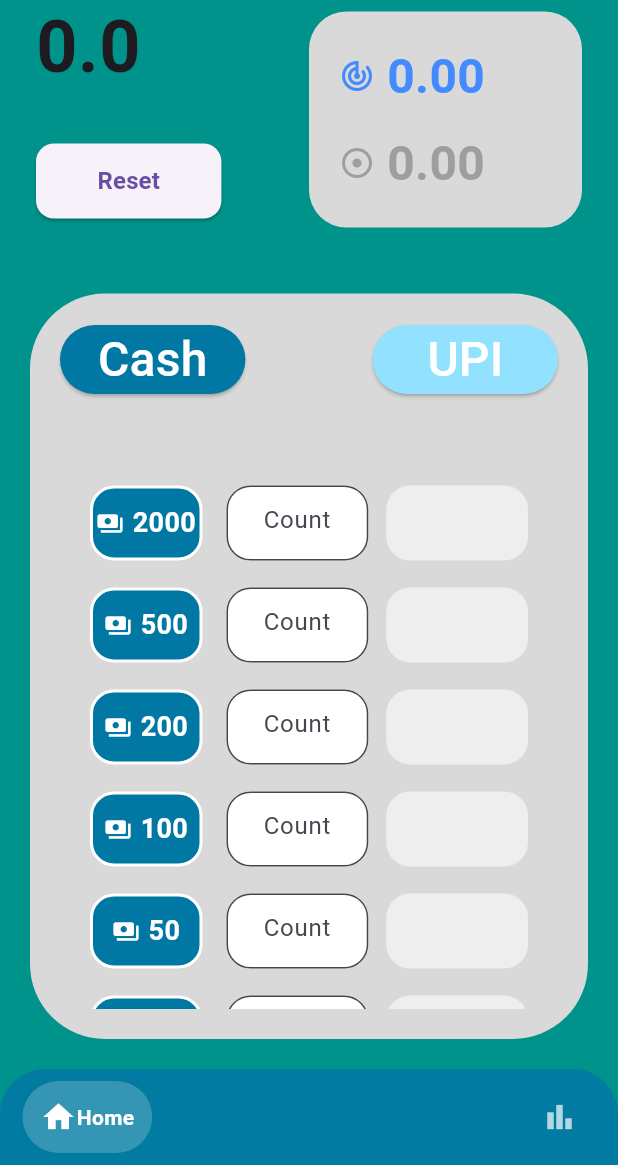
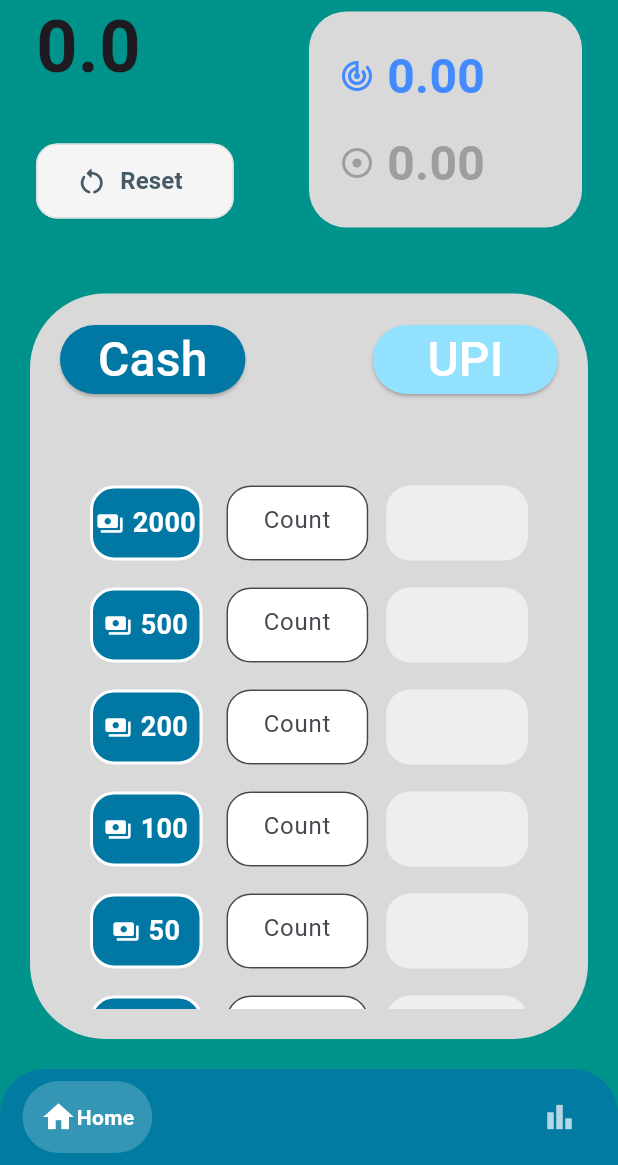
Before and after one commit to the-madhankumar/Cash-Tally, a Flutter app: the screen it shows after launch, on a phone screen of 412 x 824 dp, the part 71-1236 px from its top. Run offline on Flutter 3.47's test engine with Material 3 defaults, Android fonts, the phone set to English and light mode, and no system bars; drawn by our look-alikes of google_nav_bar; our stand-ins replace fl_chart, google_fonts; Roboto replaces fonts that are missing (Judson).

Commit message:
feat: update reset v2.1

```diff
--- a/lib/Components/denomation.dart
+++ b/lib/Components/denomation.dart
@@ -27,6 +27,16 @@ class _DenominationWidgetState extends State<DenominationWidget> {
     "1_coin",
   ];
 
+  final Map<String, TextEditingController> _controllers = {};
+
+  @override
+  void dispose() {
+    for (var controller in _controllers.values) {
+      controller.dispose();
+    }
+    super.dispose();
+  }
+
   @override
   Widget build(BuildContext context) {
     return Container(
@@ -41,9 +51,19 @@ class _DenominationWidgetState extends State<DenominationWidget> {
           final key = notes[index];
           final denom = context.watch<GrandTotalProvider>().subTotals[key]!;
 
+          final textValue = denom.count == 0 ? "" : denom.count.toString();
+          final controller = _controllers.putIfAbsent(
+            key,
+            () => TextEditingController(),
+          );
+
+          if (controller.text != textValue) {
+            controller.text = textValue;
+          }
+
           return DenominationRow(
             label: "${denom.value}",
-            initialValue: denom.count == 0 ? "" : denom.count.toString(),
+            controller: controller,
             amount: denom.amount.toStringAsFixed(0),
             isNote: denom.isNote,
             onChanged: (text) {
@@ -61,7 +81,7 @@ class _DenominationWidgetState extends State<DenominationWidget> {
 
 class DenominationRow extends StatelessWidget {
   final String label;
-  final String initialValue;
+  final TextEditingController controller;
   final String amount;
   final bool isNote;
   final Function(String) onChanged;
@@ -69,7 +89,7 @@ class DenominationRow extends StatelessWidget {
   const DenominationRow({
     super.key,
     required this.label,
-    required this.initialValue,
+    required this.controller,
     required this.amount,
     required this.isNote,
     required this.onChanged,
@@ -107,7 +127,7 @@ class DenominationRow extends StatelessWidget {
           ),
         ),
         const SizedBox(width: 16),
-        Expanded(child: _field(initialValue, "Count", true, onChanged)),
+        Expanded(child: _field(controller, "Count", onChanged)),
         const SizedBox(width: 12),
         Expanded(
           child: Container(
@@ -128,16 +148,14 @@ class DenominationRow extends StatelessWidget {
   }
 
   Widget _field(
-    String initialValue,
+    TextEditingController controller,
     String hint,
-    bool isEnabled,
     Function(String) onChanged,
   ) {
     return SizedBox(
       height: 50,
       child: TextFormField(
-        initialValue: initialValue,
-        enabled: isEnabled,
+        controller: controller,
         onChanged: onChanged,
         keyboardType: TextInputType.number,
         inputFormatters: [FilteringTextInputFormatter.digitsOnly],
--- a/lib/Screens/MainPage.dart
+++ b/lib/Screens/MainPage.dart
@@ -68,21 +68,30 @@ class _MainPageState extends State<MainPage> {
                         SizedBox(height: 40),
                         SizedBox(
                           height: 50,
-                          width: MediaQuery.of(context).size.width * 0.3,
-                          child: ElevatedButton(
+                          width: MediaQuery.of(context).size.width * 0.32,
+                          child: ElevatedButton.icon(
                             onPressed: () {
                               context.read<GrandTotalProvider>().clear();
                             },
-                            style: ElevatedButton.styleFrom(
-                              shape: RoundedRectangleBorder(
-                                borderRadius: BorderRadius.circular(12),
-                              ),
+                            icon: const Icon(
+                              Icons.restart_alt_rounded,
+                              size: 22,
                             ),
-                            child: const Text(
+                            label: const Text(
                               "Reset",
                               style: TextStyle(
                                 fontSize: 16,
                                 fontWeight: FontWeight.w600,
+                              ),
+                            ),
+                            style: ElevatedButton.styleFrom(
+                              backgroundColor: Colors.grey.shade100,
+                              foregroundColor: Colors.blueGrey.shade700,
+                              elevation: 1,
+                              shadowColor: Colors.black12,
+                              shape: RoundedRectangleBorder(
+                                borderRadius: BorderRadius.circular(14),
+                                side: BorderSide(color: Colors.grey.shade300),
                               ),
                             ),
                           ),
```
